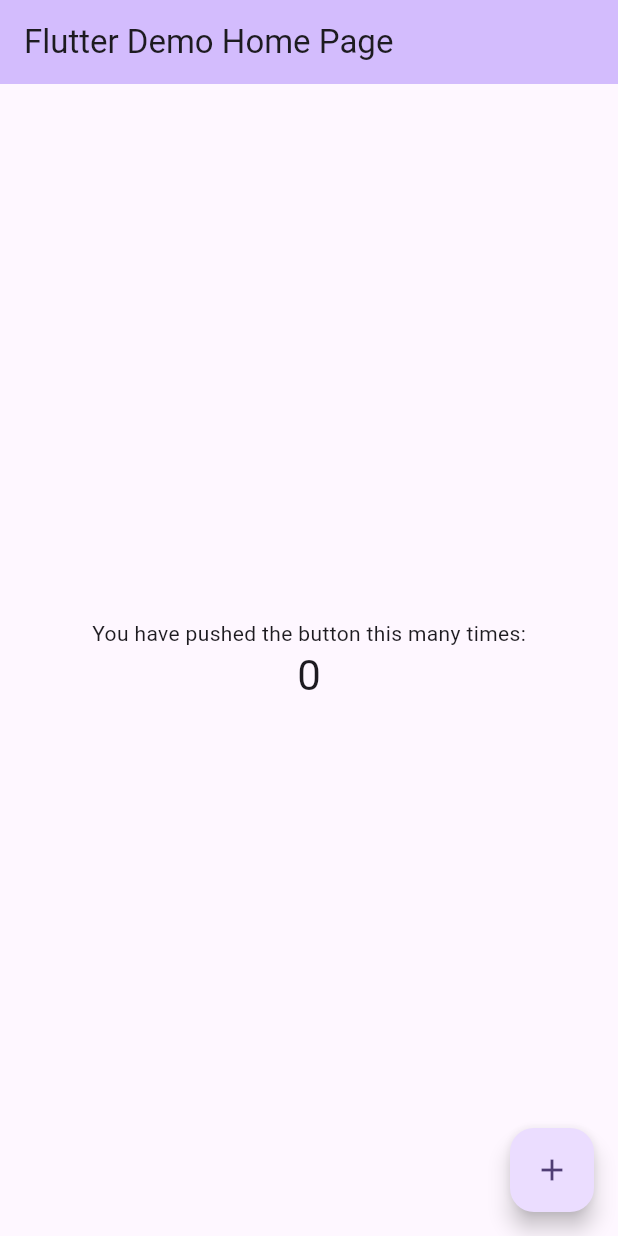
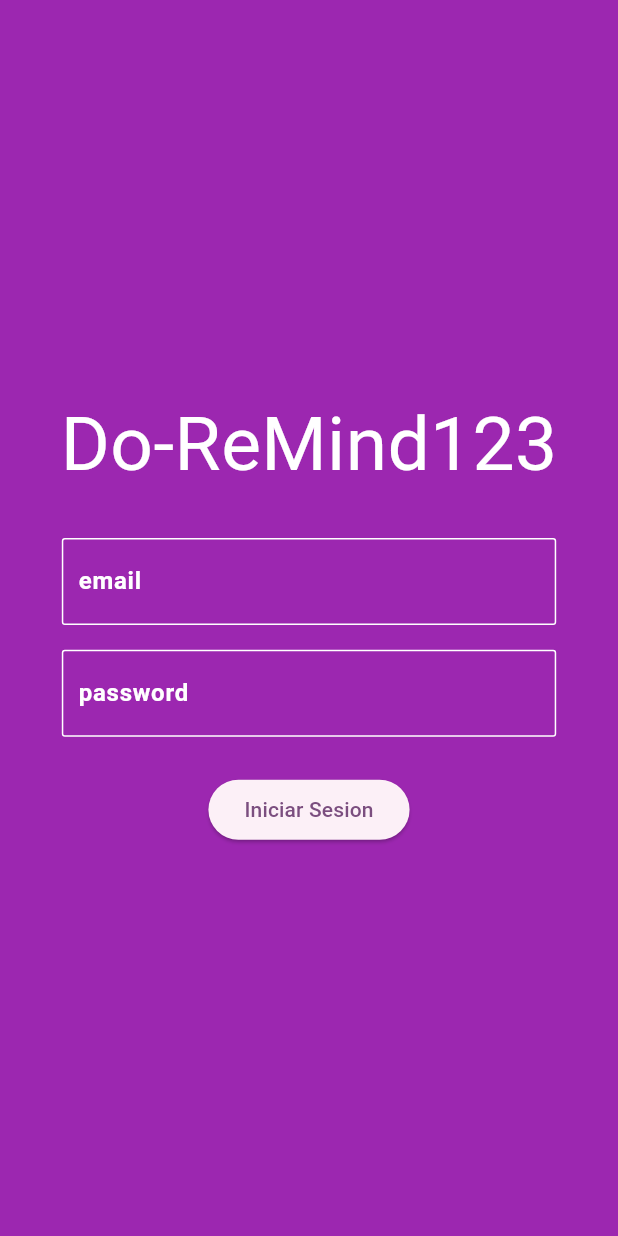
Before and after one commit to MiguelMestra/DoReMind, a Flutter app: the screen it shows after launch, on a phone screen of 412 x 824 dp. Run offline on Flutter 3.47's test engine with Material 3 defaults, Android fonts, the phone set to English and light mode, and no system bars.

Commit message:
maquetado inicial

```diff
--- /dev/null
+++ b/lib/Views/login_view.dart
@@ -0,0 +1,83 @@
+import 'package:do_re_mind/Views/modules_view.dart';
+import 'package:flutter/material.dart';
+
+class LoginView extends StatelessWidget {
+  const LoginView({super.key});
+  static String id = 'login_view';
+
+  @override
+  Widget build(BuildContext context) {
+    final size = MediaQuery.of(context).size;
+    return Scaffold(
+      backgroundColor: Colors.purple,
+      body: Center(
+        child: Column(
+          mainAxisAlignment: MainAxisAlignment.center,
+          children: [
+            const Text(
+              'Do-ReMind123',
+              style: TextStyle(
+                fontSize: 50,
+                color: Colors.white,
+              ),
+            ),
+            const SizedBox(
+              height: 10,
+            ),
+            Padding(
+              padding: EdgeInsets.symmetric(
+                horizontal: size.width * 0.1,
+                vertical: size.height * 0.02,
+              ),
+              child: Container(
+                padding: const EdgeInsets.symmetric(
+                  horizontal: 10,
+                ),
+                decoration: BoxDecoration(
+                    borderRadius: BorderRadius.circular(2),
+                    border: Border.all(color: Colors.white)),
+                child: TextField(
+                  keyboardType: TextInputType.emailAddress,
+                  decoration: const InputDecoration(
+                      border: InputBorder.none,
+                      labelText: 'email',
+                      labelStyle: TextStyle(
+                          color: Colors.white, fontWeight: FontWeight.w700)),
+                  onChanged: (value) {},
+                ),
+              ),
+            ),
+
+            // password
+            Padding(
+              padding: EdgeInsets.only(
+                  left: size.width * .1,
+                  right: size.width * 0.1,
+                  bottom: size.height * 0.03),
+              child: Container(
+                padding: const EdgeInsets.symmetric(
+                  horizontal: 10,
+                ),
+                decoration: BoxDecoration(
+                    borderRadius: BorderRadius.circular(2),
+                    border: Border.all(color: Colors.white)),
+                child: TextField(
+                  keyboardType: TextInputType.emailAddress,
+                  decoration: const InputDecoration(
+                      border: InputBorder.none,
+                      labelText: 'password',
+                      labelStyle: TextStyle(
+                          color: Colors.white, fontWeight: FontWeight.w700)),
+                  onChanged: (value) {},
+                ),
+              ),
+            ),
+            ElevatedButton(
+                onPressed: () => {Navigator.pushNamed(context, ModulesView.id)},
+                child: const Text('Iniciar Sesion'))
+          ],
+        ),
+      ),
+    );
+  }
+}
--- a/lib/main.dart
+++ b/lib/main.dart
@@ -1,3 +1,5 @@
+import 'package:do_re_mind/router/routes.dart';
+import 'package:do_re_mind/views/login_view.dart';
 import 'package:flutter/material.dart';
 
 void main() {
@@ -7,119 +9,16 @@ void main() {
 class MyApp extends StatelessWidget {
   const MyApp({super.key});
 
-  // This widget is the root of your application.
   @override
   Widget build(BuildContext context) {
     return MaterialApp(
-      title: 'Flutter Demo',
+      title: 'DoReMind',
+      debugShowCheckedModeBanner: false,
       theme: ThemeData(
-        // This is the theme of your application.
-        //
-        // TRY THIS: Try running your application with "flutter run". You'll see
-        // the application has a purple toolbar. Then, without quitting the app,
-        // try changing the seedColor in the colorScheme below to Colors.green
-        // and then invoke "hot reload" (save your changes or press the "hot
-        // reload" button in a Flutter-supported IDE, or press "r" if you used
-        // the command line to start the app).
-        //
-        // Notice that the counter didn't reset back to zero; the application
-        // state is not lost during the reload. To reset the state, use hot
-        // restart instead.
-        //
-        // This works for code too, not just values: Most code changes can be
-        // tested with just a hot reload.
-        colorScheme: ColorScheme.fromSeed(seedColor: Colors.deepPurple),
-        useMaterial3: true,
-      ),
-      home: const MyHomePage(title: 'Flutter Demo Home Page'),
+          colorScheme: ColorScheme.fromSeed(seedColor: Colors.purple),
+          useMaterial3: true),
+      initialRoute: LoginView.id,
+      routes: customRoutes,
     );
   }
 }
-
-class MyHomePage extends StatefulWidget {
-  const MyHomePage({super.key, required this.title});
-
-  // This widget is the home page of your application. It is stateful, meaning
-  // that it has a State object (defined below) that contains fields that affect
-  // how it looks.
-
-  // This class is the configuration for the state. It holds the values (in this
-  // case the title) provided by the parent (in this case the App widget) and
-  // used by the build method of the State. Fields in a Widget subclass are
-  // always marked "final".
-
-  final String title;
-
-  @override
-  State<MyHomePage> createState() => _MyHomePageState();
-}
-
-class _MyHomePageState extends State<MyHomePage> {
-  int _counter = 0;
-
-  void _incrementCounter() {
-    setState(() {
-      // This call to setState tells the Flutter framework that something has
-      // changed in this State, which causes it to rerun the build method below
-      // so that the display can reflect the updated values. If we changed
-      // _counter without calling setState(), then the build method would not be
-      // called again, and so nothing would appear to happen.
-      _counter++;
-    });
-  }
-
-  @override
-  Widget build(BuildContext context) {
-    // This method is rerun every time setState is called, for instance as done
-    // by the _incrementCounter method above.
-    //
-    // The Flutter framework has been optimized to make rerunning build methods
-    // fast, so that you can just rebuild anything that needs updating rather
-    // than having to individually change instances of widgets.
-    return Scaffold(
-      appBar: AppBar(
-        // TRY THIS: Try changing the color here to a specific color (to
-        // Colors.amber, perhaps?) and trigger a hot reload to see the AppBar
-        // change color while the other colors stay the same.
-        backgroundColor: Theme.of(context).colorScheme.inversePrimary,
-        // Here we take the value from the MyHomePage object that was created by
-        // the App.build method, and use it to set our appbar title.
-        title: Text(widget.title),
-      ),
-      body: Center(
-        // Center is a layout widget. It takes a single child and positions it
-        // in the middle of the parent.
-        child: Column(
-          // Column is also a layout widget. It takes a list of children and
-          // arranges them vertically. By default, it sizes itself to fit its
-          // children horizontally, and tries to be as tall as its parent.
-          //
-          // Column has various properties to control how it sizes itself and
-          // how it positions its children. Here we use mainAxisAlignment to
-          // center the children vertically; the main axis here is the vertical
-          // axis because Columns are vertical (the cross axis would be
-          // horizontal).
-          //
-          // TRY THIS: Invoke "debug painting" (choose the "Toggle Debug Paint"
-          // action in the IDE, or press "p" in the console), to see the
-          // wireframe for each widget.
-          mainAxisAlignment: MainAxisAlignment.center,
-          children: <Widget>[
-            const Text(
-              'You have pushed the button this many times:',
-            ),
-            Text(
-              '$_counter',
-              style: Theme.of(context).textTheme.headlineMedium,
-            ),
-          ],
-        ),
-      ),
-      floatingActionButton: FloatingActionButton(
-        onPressed: _incrementCounter,
-        tooltip: 'Increment',
-        child: const Icon(Icons.add),
-      ), // This trailing comma makes auto-formatting nicer for build methods.
-    );
-  }
-}
--- /dev/null
+++ b/lib/router/routes.dart
@@ -0,0 +1,10 @@
+import 'package:do_re_mind/Views/excercises_view.dart';
+import 'package:do_re_mind/Views/login_view.dart';
+import 'package:do_re_mind/Views/modules_view.dart';
+import 'package:flutter/material.dart';
+
+var customRoutes = <String, WidgetBuilder>{
+  LoginView.id: (_) => const LoginView(),
+  ModulesView.id: (_) => const ModulesView(),
+  ExcercisesView.id: (_) => const ExcercisesView()
+};
```
Also changed, not shown: lib/Views/excercises_view.dart (added, +52 -0 lines), lib/Views/modules_view.dart (added, +53 -0 lines).
